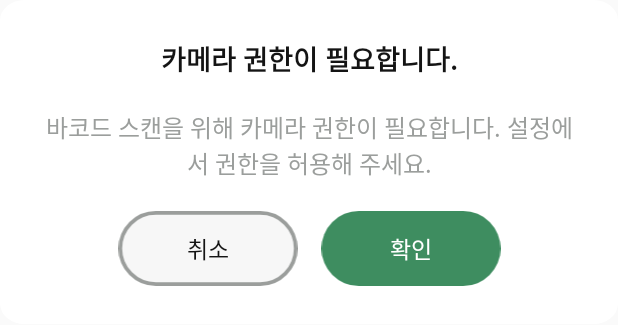
After one commit to hyundai-shallwescan/client, an Android app: the layout dialog_title_message_twobtn.xml on its own in the app's theme, with its tools: preview values and no code run, on a phone screen of 412 x 824 dp. The commit adds this screen. Shown: the top 325 px of the screen. Run offline under Robolectric (Android 15) with nearby library versions, the phone set to English and light mode, and no system bars.

Commit message:
:sparkles: Feat: 장바구니 아이템 추가

```diff
--- a/app/build.gradle
+++ b/app/build.gradle
@@ -83,4 +83,7 @@ dependencies {
     // rxjava
     implementation 'io.reactivex.rxjava2:rxjava:2.2.5'
     implementation 'io.reactivex.rxjava2:rxandroid:2.1.0'
+
+    // ZXing
+    implementation 'com.journeyapps:zxing-android-embedded:4.3.0'
 }
--- /dev/null
+++ b/app/src/main/res/drawable/bg_dialog.xml
@@ -0,0 +1,9 @@
+<vector xmlns:android="http://schemas.android.com/apk/res/android"
+    android:width="1261dp"
+    android:height="793dp"
+    android:viewportWidth="1261"
+    android:viewportHeight="793">
+  <path
+      android:pathData="M50,0L1211,0A50,50 0,0 1,1261 50L1261,743A50,50 0,0 1,1211 793L50,793A50,50 0,0 1,0 743L0,50A50,50 0,0 1,50 0z"
+      android:fillColor="#ffffff"/>
+</vector>
--- /dev/null
+++ b/app/src/main/res/drawable/btn_small_gray.xml
@@ -0,0 +1,11 @@
+<vector xmlns:android="http://schemas.android.com/apk/res/android"
+    android:width="478dp"
+    android:height="200dp"
+    android:viewportWidth="478"
+    android:viewportHeight="200">
+  <path
+      android:pathData="M100,5L378,5A95,95 0,0 1,473 100L473,100A95,95 0,0 1,378 195L100,195A95,95 0,0 1,5 100L5,100A95,95 0,0 1,100 5z"
+      android:strokeWidth="10"
+      android:fillColor="#F7F7F7"
+      android:strokeColor="#9B9E9C"/>
+</vector>
--- /dev/null
+++ b/app/src/main/res/drawable/btn_small_green.xml
@@ -0,0 +1,9 @@
+<vector xmlns:android="http://schemas.android.com/apk/res/android"
+    android:width="478dp"
+    android:height="200dp"
+    android:viewportWidth="478"
+    android:viewportHeight="200">
+  <path
+      android:pathData="M100,0L378,0A100,100 0,0 1,478 100L478,100A100,100 0,0 1,378 200L100,200A100,100 0,0 1,0 100L0,100A100,100 0,0 1,100 0z"
+      android:fillColor="#3E8D60"/>
+</vector>
--- /dev/null
+++ b/app/src/main/res/layout/dialog_title_message_twobtn.xml
@@ -0,0 +1,114 @@
+<?xml version="1.0" encoding="utf-8"?>
+<androidx.constraintlayout.widget.ConstraintLayout xmlns:android="http://schemas.android.com/apk/res/android"
+    xmlns:tools="http://schemas.android.com/tools"
+    android:layout_width="wrap_content"
+    android:layout_height="wrap_content"
+    xmlns:app="http://schemas.android.com/apk/res-auto"
+    android:orientation="vertical"
+    android:paddingHorizontal="25dp"
+    android:paddingVertical="25dp"
+    android:background="@drawable/bg_dialog">
+
+    <TextView
+        android:id="@+id/text_title"
+        android:layout_width="wrap_content"
+        android:layout_height="wrap_content"
+        android:fontFamily="@font/happiness_sans_title"
+        android:gravity="center"
+        android:paddingBottom="@dimen/common_horizontal_margin"
+        android:text="@string/modal_camera_title"
+        android:textColor="@color/black"
+        android:textSize="18sp"
+        android:textStyle="bold"
+        app:layout_constraintEnd_toEndOf="parent"
+        app:layout_constraintStart_toStartOf="parent"
+        app:layout_constraintTop_toTopOf="parent" />
+
+    <TextView
+        android:id="@+id/text_message"
+        android:layout_width="match_parent"
+        android:layout_height="wrap_content"
+        android:fontFamily="@font/happiness_sans_title"
+        android:textColor="@color/gray"
+        android:gravity="center"
+        android:paddingBottom="@dimen/common_horizontal_margin"
+        android:text="@string/modal_camera_message"
+        android:textSize="16sp"
+        app:layout_constraintTop_toBottomOf="@+id/text_title" />
+
+    <LinearLayout
+        android:id="@+id/layout_btns"
+        android:layout_width="wrap_content"
+        android:layout_height="wrap_content"
+        android:layout_gravity="center"
+        android:orientation="horizontal"
+        app:layout_constraintEnd_toEndOf="parent"
+        app:layout_constraintStart_toStartOf="parent"
+        app:layout_constraintTop_toBottomOf="@+id/text_message">
+
+        <!-- 취소 버튼 -->
+        <androidx.constraintlayout.widget.ConstraintLayout
+            android:id="@+id/layout_btn_cancel"
+            android:layout_width="120dp"
+            android:layout_height="wrap_content"
+            android:layout_gravity="center"
+            android:layout_marginRight="15dp">
+
+            <ImageButton
+                android:id="@+id/btn_cancel"
+                android:layout_width="match_parent"
+                android:layout_height="wrap_content"
+                android:adjustViewBounds="true"
+                android:background="@color/white"
+                android:scaleType="fitCenter"
+                android:src="@drawable/btn_small_gray"
+                tools:ignore="MissingConstraints" />
+
+            <TextView
+                android:id="@+id/text_cancel"
+                android:layout_width="wrap_content"
+                android:layout_height="wrap_content"
+                android:fontFamily="@font/happiness_sans_title"
+                android:text="@string/modal_cancel"
+                android:textColor="@color/black"
+                android:textSize="15sp"
+                app:layout_constraintBottom_toBottomOf="parent"
+                app:layout_constraintEnd_toEndOf="parent"
+                app:layout_constraintStart_toStartOf="@+id/btn_cancel"
+                app:layout_constraintTop_toTopOf="@+id/btn_cancel" />
+        </androidx.constraintlayout.widget.ConstraintLayout>
+
+        <!-- 확인 버튼 -->
+        <androidx.constraintlayout.widget.ConstraintLayout
+            android:id="@+id/layout_btn_confirm"
+            android:layout_width="120dp"
+            android:layout_height="wrap_content"
+            android:layout_gravity="center">
+
+            <ImageButton
+                android:id="@+id/btn_confirm"
+                android:layout_width="match_parent"
+                android:layout_height="wrap_content"
+                android:adjustViewBounds="true"
+                android:background="@color/white"
+                android:scaleType="fitCenter"
+                android:src="@drawable/btn_small_green"
+                tools:ignore="MissingConstraints" />
+
+            <TextView
+                android:id="@+id/text_confirm"
+                android:layout_width="wrap_content"
+                android:layout_height="wrap_content"
+                android:fontFamily="@font/happiness_sans_title"
+                android:text="@string/modal_check"
+                android:textColor="@color/white"
+                android:textSize="15sp"
+                app:layout_constraintBottom_toBottomOf="parent"
+                app:layout_constraintEnd_toEndOf="@+id/btn_confirm"
+                app:layout_constraintStart_toStartOf="@+id/btn_confirm"
+                app:layout_constraintTop_toTopOf="@+id/btn_confirm" />
+        </androidx.constraintlayout.widget.ConstraintLayout>
+
+    </LinearLayout>
+
+</androidx.constraintlayout.widget.ConstraintLayout>
--- a/app/src/main/res/values/strings.xml
+++ b/app/src/main/res/values/strings.xml
@@ -1,8 +1,17 @@
 <resources>
     <string name="app_name">쉘위스캔</string>
+
+    <!-- 타이틀 -->
     <string name="title_review">리뷰</string>
     <string name="title_checklist">체크리스트</string>
     <string name="title_parking">주차정산</string>
     <string name="title_mypage">마이</string>
     <string name="title_scan">스캔앤고</string>
+
+    <!-- 모달 -->
+    <string name="modal_go_setting">설정으로 이동</string>
+    <string name="modal_camera_title">카메라 권한이 필요합니다.</string>
+    <string name="modal_camera_message">바코드 스캔을 위해 카메라 권한이 필요합니다. 설정에서 권한을 허용해 주세요.</string>
+    <string name="modal_cancel">취소</string>
+    <string name="modal_check">확인</string>
 </resources>
```
Also changed, not shown: app/src/main/AndroidManifest.xml (+7 -1 lines), app/src/main/java/com/ite/sws/domain/cart/api/repository/ScanRepository.kt (added, +31 -0 lines), app/src/main/java/com/ite/sws/domain/cart/api/service/ScanService.kt (added, +27 -0 lines), app/src/main/java/com/ite/sws/domain/cart/data/PutCartItemReq.kt (added, +17 -0 lines), app/src/main/java/com/ite/sws/domain/cart/view/ui/ScanFragment.kt (+99 -4 lines), app/src/main/java/com/ite/sws/domain/cart/view/ui/ScanViewModel.kt (added, +40 -0 lines), app/src/main/java/com/ite/sws/util/ShowCustomDialog.kt (added, +101 -0 lines), app/src/main/res/drawable/bg_scanner.xml (added, +10 -0 lines), app/src/main/res/drawable/btn_large_green.xml (added, +9 -0 lines), app/src/main/res/layout/dialog_title_onebtn.xml (added, +70 -0 lines), app/src/main/res/layout/dialog_title_twobtn.xml (added, +102 -0 lines), app/src/main/res/layout/fragment_scan.xml (+7 -4 lines), app/src/main/res/layout/layout_barcode_scanner.xml (added, +30 -0 lines).
